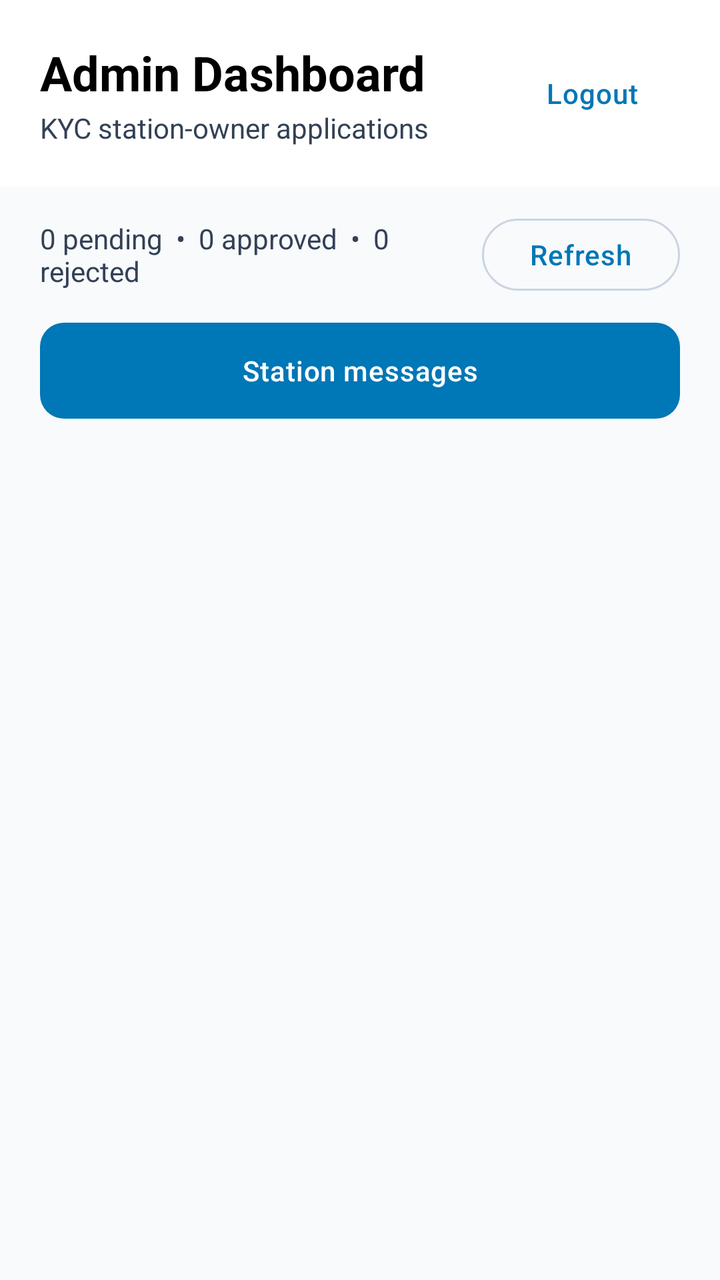
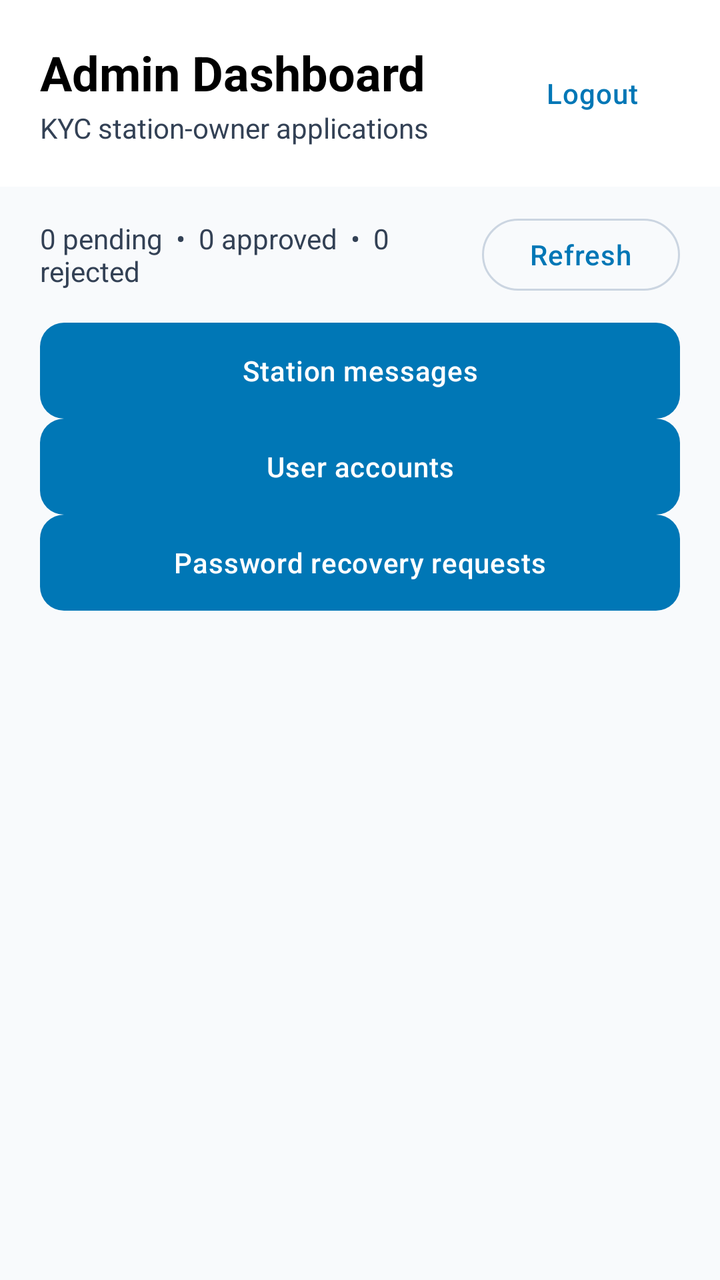

Two renders of the same Android screen: before a commit and after it. Below are the layout's source before the change and the commit's diff.
<!-- AndroidManifest.xml: application theme Theme.BeAqua -->
<!-- res/layout/activity_admin.xml -->
<?xml version="1.0" encoding="utf-8"?>
<androidx.constraintlayout.widget.ConstraintLayout xmlns:android="http://schemas.android.com/apk/res/android"
    xmlns:app="http://schemas.android.com/apk/res-auto"
    android:layout_width="match_parent"
    android:layout_height="match_parent"
    android:background="@color/background">

    <LinearLayout
        android:id="@+id/adminKycHeader"
        android:layout_width="0dp"
        android:layout_height="wrap_content"
        android:background="@color/white"
        android:gravity="center_vertical"
        android:orientation="horizontal"
        android:padding="20dp"
        app:layout_constraintEnd_toEndOf="parent"
        app:layout_constraintStart_toStartOf="parent"
        app:layout_constraintTop_toTopOf="parent">

        <LinearLayout
            android:layout_width="0dp"
            android:layout_height="wrap_content"
            android:layout_weight="1"
            android:orientation="vertical">

            <TextView
                android:layout_width="wrap_content"
                android:layout_height="wrap_content"
                android:text="Admin Dashboard"
                android:textColor="@color/text_primary"
                android:textSize="24sp"
                android:textStyle="bold" />

            <TextView
                android:layout_width="wrap_content"
                android:layout_height="wrap_content"
                android:layout_marginTop="2dp"
                android:text="KYC station-owner applications"
                android:textColor="@color/text_secondary"
                android:textSize="14sp" />
        </LinearLayout>

        <com.google.android.material.button.MaterialButton
            android:id="@+id/btnLogoutAdmin"
            style="@style/Widget.Material3.Button.TextButton"
            android:layout_width="wrap_content"
            android:layout_height="48dp"
            android:text="Logout"
            android:textColor="@color/primary" />
    </LinearLayout>

    <LinearLayout
        android:id="@+id/adminKycControls"
        android:layout_width="0dp"
        android:layout_height="wrap_content"
        android:gravity="center_vertical"
        android:orientation="horizontal"
        android:paddingStart="20dp"
        android:paddingTop="12dp"
        android:paddingEnd="20dp"
        android:paddingBottom="12dp"
        app:layout_constraintEnd_toEndOf="parent"
        app:layout_constraintStart_toStartOf="parent"
        app:layout_constraintTop_toBottomOf="@id/adminKycHeader">

        <TextView
            android:id="@+id/tvKycSummary"
            android:layout_width="0dp"
            android:layout_height="wrap_content"
            android:layout_weight="1"
            android:text="0 pending  •  0 approved  •  0 rejected"
            android:textColor="@color/text_secondary"
            android:textSize="14sp" />

        <com.google.android.material.button.MaterialButton
            android:id="@+id/btnRefreshKyc"
            style="@style/Widget.Material3.Button.OutlinedButton"
            android:layout_width="wrap_content"
            android:layout_height="44dp"
            android:text="Refresh"
            android:textColor="@color/primary" />
    </LinearLayout>

    <com.google.android.material.button.MaterialButton
        android:id="@+id/btnAdminMessages"
        android:layout_width="0dp"
        android:layout_height="48dp"
        android:layout_marginHorizontal="20dp"
        android:text="Station messages"
        app:layout_constraintTop_toBottomOf="@id/adminKycControls"
        app:layout_constraintStart_toStartOf="parent"
        app:layout_constraintEnd_toEndOf="parent" />

    <ProgressBar
        android:id="@+id/adminKycProgress"
        android:layout_width="48dp"
        android:layout_height="48dp"
        app:layout_constraintBottom_toBottomOf="parent"
        app:layout_constraintEnd_toEndOf="parent"
        app:layout_constraintStart_toStartOf="parent"
        app:layout_constraintTop_toBottomOf="@id/adminKycControls" />

    <TextView
        android:id="@+id/tvKycEmpty"
        android:layout_width="wrap_content"
        android:layout_height="wrap_content"
        android:text="No Station Owner applications yet"
        android:textColor="@color/text_secondary"
        android:textSize="16sp"
        android:visibility="gone"
        app:layout_constraintBottom_toBottomOf="parent"
        app:layout_constraintEnd_toEndOf="parent"
        app:layout_constraintStart_toStartOf="parent"
        app:layout_constraintTop_toBottomOf="@id/adminKycControls" />

    <androidx.recyclerview.widget.RecyclerView
        android:id="@+id/rvKycApplications"
        android:layout_width="0dp"
        android:layout_height="0dp"
        android:clipToPadding="false"
        android:paddingStart="16dp"
        android:paddingEnd="16dp"
        android:paddingBottom="24dp"
        app:layout_constraintBottom_toBottomOf="parent"
        app:layout_constraintEnd_toEndOf="parent"
        app:layout_constraintStart_toStartOf="parent"
        app:layout_constraintTop_toBottomOf="@id/btnAdminMessages" />

</androidx.constraintlayout.widget.ConstraintLayout>
<!-- resources referenced by this layout -->
<resources>
  <color name="background">#F8FAFC</color>
  <color name="primary">#0077B6</color>
  <color name="text_primary">#000000</color>
  <color name="text_secondary">#334155</color>
  <color name="white">#FFFFFF</color>
  <style name="Theme.BeAqua" parent="Base.Theme.BeAqua" />
  <style name="Base.Theme.BeAqua" parent="Theme.Material3.Light.NoActionBar">
          
          <item name="android:forceDarkAllowed">false</item>
          
          <item name="colorPrimary">@color/primary</item>
          <item name="colorOnPrimary">@color/white</item>
          <item name="colorPrimaryContainer">@color/primary</item>
          <item name="colorOnPrimaryContainer">@color/white</item>
  
          
          <item name="colorSecondary">@color/secondary</item>
          <item name="colorOnSecondary">@color/white</item>
          <item name="colorSecondaryContainer">@color/secondary</item>
          <item name="colorOnSecondaryContainer">@color/white</item>
  
          
          <item name="colorTertiary">@color/accent</item>
          <item name="colorOnTertiary">@color/white</item>
          <item name="colorTertiaryContainer">@color/accent</item>
          <item name="colorOnTertiaryContainer">@color/white</item>
  
          
          <item name="android:statusBarColor">@color/white</item>
          <item name="android:windowLightStatusBar">true</item>
  
          
          <item name="android:windowBackground">@color/background</item>
          <item name="colorSurface">@color/white</item>
          <item name="colorOnSurface">@color/text_primary</item>
          <item name="colorSurfaceVariant">@color/gray_light</item>
          <item name="colorOnSurfaceVariant">@color/text_secondary</item>
          <item name="colorOutline">@color/divider</item>
  
          
          <item name="android:textColor">@color/text_primary</item>
          <item name="android:textColorHint">@color/text_hint</item>
          <item name="android:editTextColor">@color/text_primary</item>
          <item name="android:editTextStyle">@style/AppEditText</item>
          <item name="editTextStyle">@style/AppEditText</item>
          <item name="android:textColorPrimary">@color/text_primary</item>
  
          
          <item name="materialButtonStyle">@style/AppButton</item>
          <item name="textInputStyle">@style/AppTextInputLayout</item>
      </style>
  <color name="secondary">#0096C7</color>
  <color name="accent">#48CAE4</color>
  <color name="gray_light">#F1F5F9</color>
  <color name="divider">#CBD5E1</color>
  <color name="text_hint">#64748B</color>
  <style name="AppEditText" parent="Widget.AppCompat.EditText">
          <item name="android:textColor">@color/black</item>
          <item name="android:textColorHint">@color/text_hint</item>
      </style>
  <style name="AppButton" parent="Widget.Material3.Button">
          <item name="android:insetTop">0dp</item>
          <item name="android:insetBottom">0dp</item>
          <item name="android:textAllCaps">false</item>
          <item name="android:letterSpacing">0.02</item>
          <item name="android:paddingTop">12dp</item>
          <item name="android:paddingBottom">12dp</item>
          <item name="cornerRadius">12dp</item>
          <item name="backgroundTint">@color/primary</item>
          <item name="android:textColor">@color/white</item>
      </style>
  <style name="AppTextInputLayout" parent="Widget.Material3.TextInputLayout.OutlinedBox">
          <item name="boxCornerRadiusTopStart">12dp</item>
          <item name="boxCornerRadiusTopEnd">12dp</item>
          <item name="boxCornerRadiusBottomStart">12dp</item>
          <item name="boxCornerRadiusBottomEnd">12dp</item>
          <item name="boxStrokeColor">@color/primary</item>
          <item name="hintTextColor">@color/text_secondary</item>
          <item name="android:textColorHint">@color/text_hint</item>
          <item name="boxBackgroundColor">@color/white</item>
      </style>
  <color name="black">#000000</color>
</resources>

<!-- the commit's change to res/layout/activity_admin.xml (unified diff, before → after) -->
@@ -91,6 +91,26 @@
         app:layout_constraintStart_toStartOf="parent"
         app:layout_constraintEnd_toEndOf="parent" />
 
+    <com.google.android.material.button.MaterialButton
+        android:id="@+id/btnAdminAccounts"
+        android:layout_width="0dp"
+        android:layout_height="48dp"
+        android:layout_marginHorizontal="20dp"
+        android:text="User accounts"
+        app:layout_constraintTop_toBottomOf="@id/btnAdminMessages"
+        app:layout_constraintStart_toStartOf="parent"
+        app:layout_constraintEnd_toEndOf="parent" />
+
+    <com.google.android.material.button.MaterialButton
+        android:id="@+id/btnPasswordRequests"
+        android:layout_width="0dp"
+        android:layout_height="48dp"
+        android:layout_marginHorizontal="20dp"
+        android:text="Password recovery requests"
+        app:layout_constraintTop_toBottomOf="@id/btnAdminAccounts"
+        app:layout_constraintStart_toStartOf="parent"
+        app:layout_constraintEnd_toEndOf="parent" />
+
     <ProgressBar
         android:id="@+id/adminKycProgress"
         android:layout_width="48dp"
@@ -124,6 +144,6 @@
         app:layout_constraintBottom_toBottomOf="parent"
         app:layout_constraintEnd_toEndOf="parent"
         app:layout_constraintStart_toStartOf="parent"
-        app:layout_constraintTop_toBottomOf="@id/btnAdminMessages" />
+        app:layout_constraintTop_toBottomOf="@id/btnPasswordRequests" />
 
 </androidx.constraintlayout.widget.ConstraintLayout>
